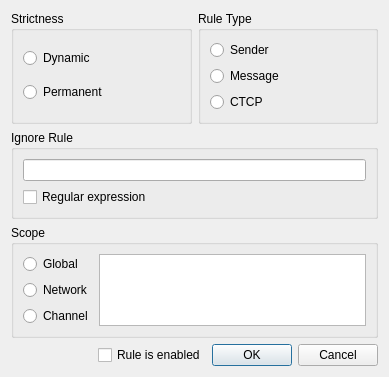
quassel/quassel, file src/qtui/settingspages/ignorelisteditdlg.ui: the form before one commit.
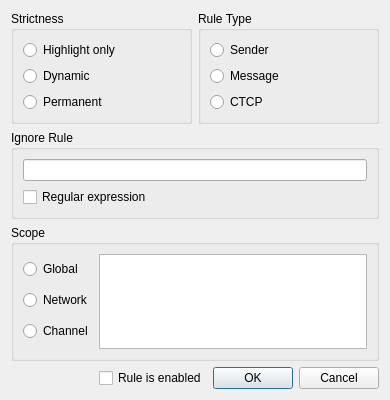
The form after the commit. Icons and pictures are not drawn.

Commit message: Implement Highlight-Only ignore

The edit to the form file:
```diff
--- a/src/qtui/settingspages/ignorelisteditdlg.ui
+++ b/src/qtui/settingspages/ignorelisteditdlg.ui
@@ -7,8 +7,8 @@
    <rect>
     <x>0</x>
     <y>0</y>
-    <width>389</width>
-    <height>368</height>
+    <width>390</width>
+    <height>400</height>
    </rect>
   </property>
   <property name="windowTitle">
@@ -35,6 +35,13 @@
         <string>Strictness</string>
        </property>
        <layout class="QVBoxLayout" name="verticalLayout_2">
+        <item>
+         <widget class="QRadioButton" name="highlightOnlyButton">
+          <property name="text">
+           <string>Highlight only</string>
+          </property>
+         </widget>
+        </item>
         <item>
          <widget class="QRadioButton" name="dynamicStrictnessButton">
           <property name="text">
```
Left out of the diff: 2 changed lines with no effect on the pictures. The commit also changes 4 other files.
